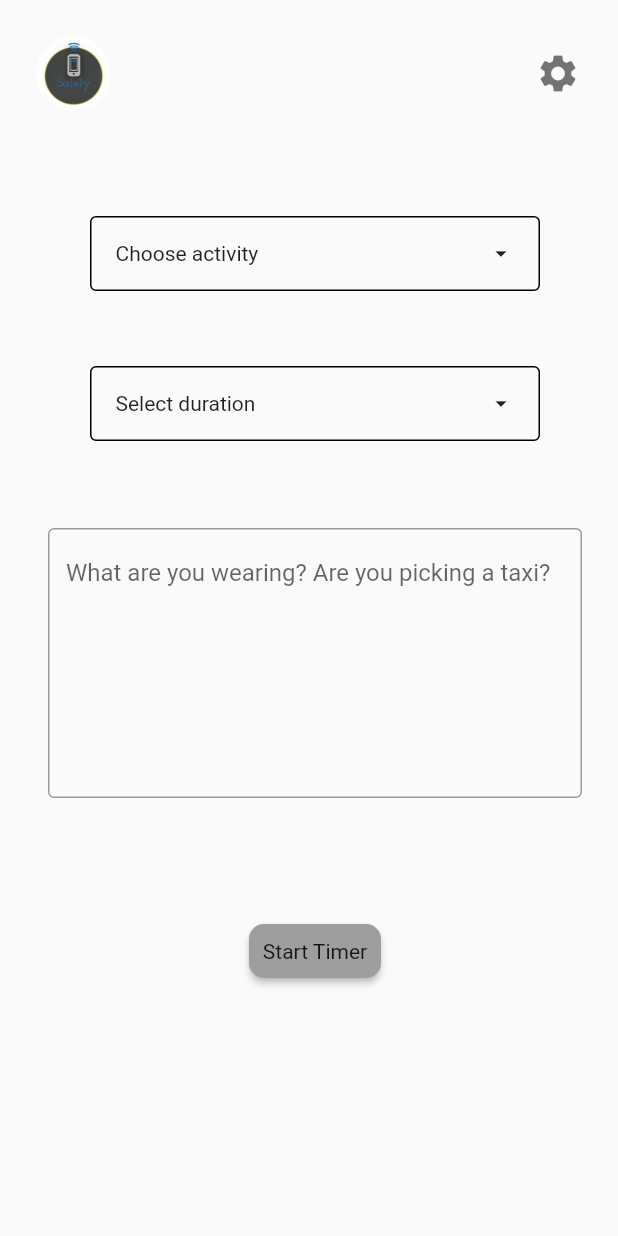
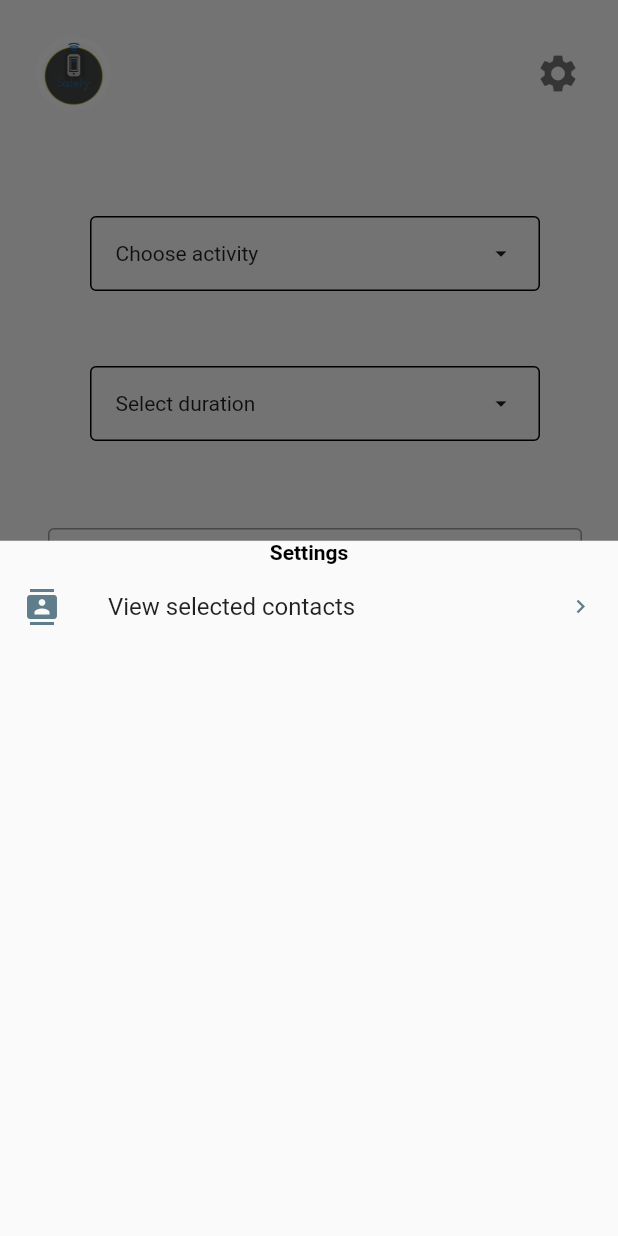
Before and after one commit to wil-power/Safely, a Flutter app: the screen it shows after launch, after a tap on the "settings" icon, on a phone screen of 412 x 824 dp. Run offline on Flutter 3.47's test engine with Material 2 defaults, Android fonts, the phone set to English and light mode, and no system bars; our stand-ins replace contacts_service, permission_handler, shared_preferences; missing offline and left inert: easy_dialogs, pref_dessert.

Commit message:
Settings button opens up bottomsheet. Textfields pick values from dialog now.

```diff
--- a/lib/src/screens/home_screen.dart
+++ b/lib/src/screens/home_screen.dart
@@ -2,24 +2,34 @@ import 'package:flutter/material.dart';
 import "package:easy_dialogs/easy_dialogs.dart";
 import 'package:safely/src/screens/timer_screen.dart';
 import 'duration_dialog.dart';
-import '../misc/permissions.dart' as perm;
+import 'package:safely/src/model/activity_information.dart';
+import 'package:safely/src/screens/chosen_contacts_screen.dart';
 
 class HomeScreen extends StatefulWidget {
   @override
   _HomeScreenState createState() => _HomeScreenState();
 }
 
-class _HomeScreenState extends State<HomeScreen> {
+class _HomeScreenState extends State<HomeScreen>
+    with SingleTickerProviderStateMixin {
   double margin = 1.0;
   String selected;
-  String durationSelected;
-  bool takeOffstage = true;
-  bool takeDurationLabelOffstage = true;
+  String durationSelected = "Select duration";
+  String userActivity = "Choose activity";
+
+//  String chooseActivityLabel = displayActivityLabel ? "Choose Activity" : "";
+//  static bool displayActivityLabel = false;
+//  String chooseDurationLabel = displayDurationLabel ? "Choose Duration" : "";
+//  static bool displayDurationLabel = false;
 
   @override
   void initState() {
     super.initState();
-    perm.requestPermissions();
+  }
+
+  @override
+  void dispose() {
+    super.dispose();
   }
 
   @override
@@ -34,8 +44,14 @@ class _HomeScreenState extends State<HomeScreen> {
       children: <Widget>[
         Container(
           padding: const EdgeInsets.only(left: 8.0),
-          height: MediaQuery.of(context).size.height,
-          width: MediaQuery.of(context).size.width,
+          height: MediaQuery
+              .of(context)
+              .size
+              .height,
+          width: MediaQuery
+              .of(context)
+              .size
+              .width,
           child: Padding(
             padding: const EdgeInsets.all(16.0),
             child: Column(
@@ -70,7 +86,10 @@ class _HomeScreenState extends State<HomeScreen> {
 
   Widget _buildAppBar() {
     return Container(
-      width: MediaQuery.of(context).size.width,
+      width: MediaQuery
+          .of(context)
+          .size
+          .width,
       child: Row(
         mainAxisSize: MainAxisSize.min,
         children: <Widget>[
@@ -78,9 +97,9 @@ class _HomeScreenState extends State<HomeScreen> {
             decoration: ShapeDecoration(
               shape: CircleBorder(
                   side: BorderSide(
-                width: 4.0,
-                color: Colors.white70,
-              )),
+                    width: 4.0,
+                    color: Colors.white70,
+                  )),
             ),
             height: 50,
             width: 50,
@@ -88,8 +107,9 @@ class _HomeScreenState extends State<HomeScreen> {
                 tag: "splash",
                 child: Image.asset("assets/images/safely_logo.png")),
           ),
-
-          Spacer(flex: 2,),
+          Spacer(
+            flex: 2,
+          ),
           IconButton(
             icon: Icon(
               Icons.settings,
@@ -97,7 +117,7 @@ class _HomeScreenState extends State<HomeScreen> {
               size: 30.0,
             ),
             onPressed: () {
-              print("Settings button pressed!");
+              _showBottomSheet(context);
             },
           ),
         ],
@@ -120,9 +140,11 @@ class _HomeScreenState extends State<HomeScreen> {
           children: <Widget>[
             Padding(
               padding: const EdgeInsets.only(left: 16.0),
-              child: Text('Choose activity'),
+              child: Text(userActivity),
             ),
-            Spacer(flex: 1,),
+            Spacer(
+              flex: 1,
+            ),
             Padding(
               padding: const EdgeInsets.only(right: 16.0),
               child: Icon(
@@ -151,9 +173,11 @@ class _HomeScreenState extends State<HomeScreen> {
           children: <Widget>[
             Padding(
               padding: const EdgeInsets.only(left: 16.0),
-              child: Text('Select duration'),
+              child: Text(durationSelected),
             ),
-            Spacer(flex: 1,),
+            Spacer(
+              flex: 1,
+            ),
             Padding(
               padding: const EdgeInsets.only(right: 16.0),
               child: Icon(
@@ -167,36 +191,45 @@ class _HomeScreenState extends State<HomeScreen> {
     );
   }
 
-  String initial = "Buying a phone from Circle";
-
+  String initial = "Taking a walk alone in the neighborhood";
   List<String> dialogList = [
     'Taking a walk alone in the neighborhood',
     'Picking a taxi',
     "Buying a phone from Circle",
     "Going to Kobby's house",
     "Going out for a run in the neighborhood",
-    "Purchasing an item from the neighborhood supermarket"
   ];
 
   _openDialog() {
     showDialog(
         context: context,
-        builder: (context) => SingleChoiceConfirmationDialog<String>(
-              title: Text("Choose activity"),
+        builder: (context) =>
+            SingleChoiceConfirmationDialog<String>(
+              title: Text("Choose Activity"),
               initialValue: initial,
               items: dialogList,
-              onSelected: _onSelected,
+              onSubmitted: (string) {
+                setState(() {
+                  userActivity = string;
+                });
+              },
             ));
-  }
-
-  _onSelected(dynamic value) {
-    print('Selected $value');
   }
 
   void _showDurationPickerDialog() async {
     // this will contain the result of the Navigator.pop(context, result)
-    final selectedMins = await showDialog(
+    final results = await showDialog(
         context: context, builder: (context) => DurationDialog());
+    String hrText = results[0] == 1 || results[0] == 0 ? "hr" : "hrs";
+    String minText = results[1] == 1 || results[1] == 0 ? "min" : "mins";
+
+    setState(() {
+      if (results != null) {
+        hours = results[0];
+        minutes = results[1];
+        durationSelected = "${results[0]}$hrText, ${results[1]}$minText";
+      }
+    });
   }
 
   Widget _buildTextField() {
@@ -214,11 +247,30 @@ class _HomeScreenState extends State<HomeScreen> {
     );
   }
 
+  int hours;
+  int minutes;
+
   Widget _buildStartTimerButton() {
     return RawMaterialButton(
         onPressed: () {
-          Navigator.push(
-              context, MaterialPageRoute(builder: (context) => TimerScreen()));
+          if (userActivity.toLowerCase() != "choose activity" &&
+              (hours != null && minutes != null)) {
+            var infoObj = UserActivityInfo(
+                activityTitle: userActivity,
+                duration: Duration(hours: hours, minutes: minutes));
+
+            Navigator.push(
+                context,
+                MaterialPageRoute(
+                    builder: (context) =>
+                        TimerScreen(
+                          userActivityInfo: infoObj,
+                        )));
+          } else if (userActivity.toLowerCase() == "choose activity") {
+            print("Pick an activity");
+          } else if (hours == 0 && minutes == 0) {
+            print("Pick a duration");
+          }
         },
         splashColor: Colors.green,
         padding: const EdgeInsets.symmetric(horizontal: 8.0),
@@ -227,4 +279,35 @@ class _HomeScreenState extends State<HomeScreen> {
         shape: RoundedRectangleBorder(
             borderRadius: BorderRadius.all(Radius.circular(10.0))));
   }
+
+  void _showBottomSheet(BuildContext context) {
+    showModalBottomSheet(
+        context: context,
+        builder: (context) {
+          return Container(
+            decoration: BoxDecoration(
+              borderRadius: BorderRadius.only(
+                  topLeft: Radius.circular(10.0),
+                  topRight: Radius.circular(10.0)),),
+            child: _buildBottomSheetContent(),
+          );
+        });
+  }
+
+  Widget _buildBottomSheetContent() {
+    return Column(
+      children: <Widget>[
+        Center(child: Text("Settings",
+          style: TextStyle(color: Colors.black, fontWeight: FontWeight.bold),),),
+        ListTile(
+          leading: Icon(Icons.contacts, color: Colors.blueGrey,),
+          title: Text("View selected contacts"),
+          trailing: Icon(Icons.keyboard_arrow_right, size: 18.0, color: Colors.blueGrey,),
+          onTap: () {
+            Navigator.push(context, MaterialPageRoute(builder: (BuildContext context) => ChosenContactsPage()));
+          },
+        )
+      ],
+    );
+  }
 }
```
